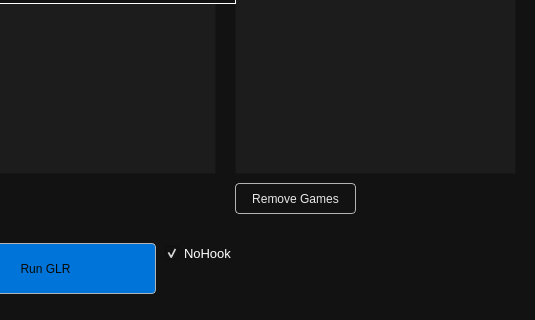
Qt form Qt/gui.ui (ImaniiTy/GreenLuma-Reborn-Manager) before a commit; both pictures show x 585 to 1120 and y 427 to 747 of the 1120 by 747 pixel window.
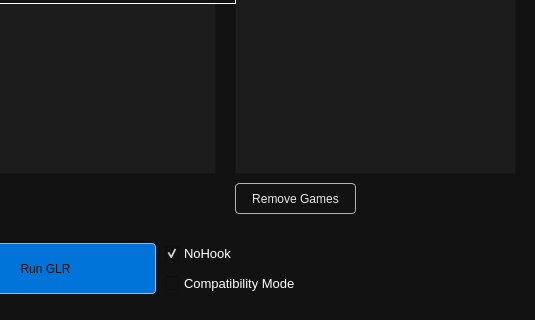
The same form after that commit. Icons and pictures are not drawn.

The edit to the form file:
```diff
--- a/Qt/gui.ui
+++ b/Qt/gui.ui
@@ -758,6 +758,33 @@
      </property>
     </widget>
    </widget>
+   <widget class="QCheckBox" name="compatibility_mode_checkbox">
+    <property name="enabled">
+     <bool>true</bool>
+    </property>
+    <property name="geometry">
+     <rect>
+      <x>750</x>
+      <y>700</y>
+      <width>151</width>
+      <height>21</height>
+     </rect>
+    </property>
+    <property name="font">
+     <font>
+      <pointsize>10</pointsize>
+     </font>
+    </property>
+    <property name="toolTip">
+     <string>Enable this if you're having problem with AV detection</string>
+    </property>
+    <property name="text">
+     <string>Compatibility Mode</string>
+    </property>
+    <property name="checked">
+     <bool>false</bool>
+    </property>
+   </widget>
    <zorder>search_result</zorder>
    <zorder>game_search_text</zorder>
    <zorder>search_btn</zorder>
```
Left out of the diff: 46 changed lines with no effect on the pictures.
